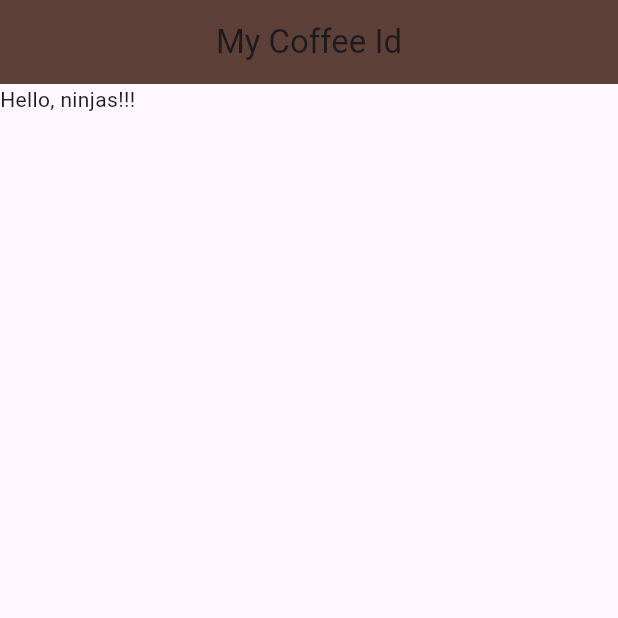
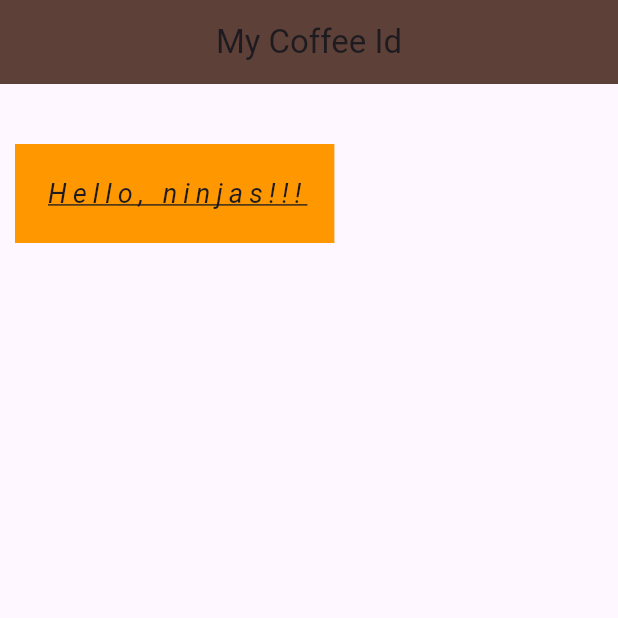
Before and after one commit to Niewiaro/coffee_card, a Flutter app: the screen it shows after launch, on a phone screen of 412 x 824 dp, the top half of it. Run offline on Flutter 3.47's test engine with Material 3 defaults, Android fonts, the phone set to English and light mode, and no system bars.

Commit message:
chore: StatelessWidget

```diff
--- a/lib/main.dart
+++ b/lib/main.dart
@@ -18,6 +18,18 @@ class Home extends StatelessWidget {
 
   @override
   Widget build(BuildContext context) {
-    return const Text('Hello, ninjas!!!');
+    return Container(
+      color: Colors.orange,
+      // width: 200,
+      // height: 100,
+      padding: const EdgeInsets.all(20),
+      margin: const EdgeInsets.fromLTRB(10, 40, 0, 0),
+      child: const Text('Hello, ninjas!!!', style: TextStyle(
+        fontSize: 18,
+        letterSpacing: 4,
+        decoration: TextDecoration.underline,
+        fontStyle: FontStyle.italic,
+      ),),
+    );
   }
 }
```
